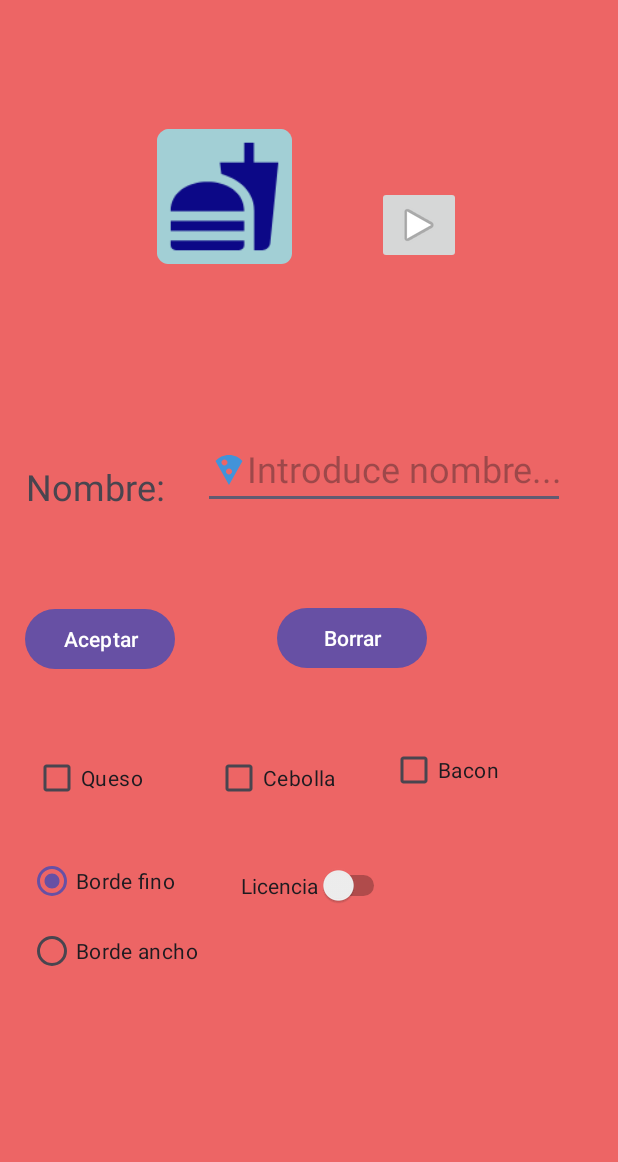
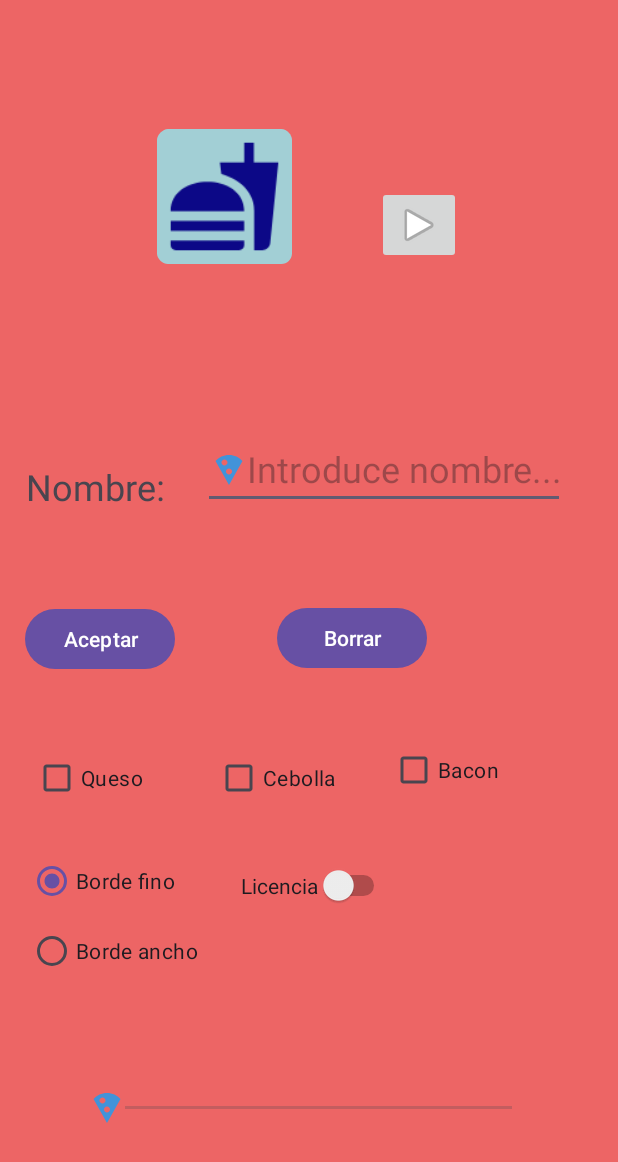
Before and after one commit to canosuper/24-25_CON_ALUMNOS, an Android app: the screen it shows after launch (MainActivity), on a phone screen of 412 x 824 dp. Shown: the top 1162 px of the screen. Run offline under Robolectric (Android 15) with nearby library versions, the phone set to English and light mode, and no system bars.

Commit message:
Proyecto Pizza funcionando, incluido SeekBar

```diff
--- a/BindingImagesSeekRbSwitch/app/src/main/java/modelo/PedidoPizzeria.kt
+++ b/BindingImagesSeekRbSwitch/app/src/main/java/modelo/PedidoPizzeria.kt
@@ -6,5 +6,6 @@ data class PedidoPizzeria(
     val bacon: Boolean,
     val cebolla: Boolean,
     val bordeFino: Boolean,
-    val bordeGordo: Boolean
+    val bordeGordo: Boolean,
+    val satisfaccion:Int
 )
--- a/BindingImagesSeekRbSwitch/app/src/main/res/layout/activity_main.xml
+++ b/BindingImagesSeekRbSwitch/app/src/main/res/layout/activity_main.xml
@@ -170,4 +170,18 @@
         app:layout_constraintTop_toTopOf="@+id/guideline2"
         app:layout_constraintVertical_bias="0.357" />
 
+    <SeekBar
+        android:id="@+id/sbSatisfaccion"
+        android:layout_width="302dp"
+        android:layout_height="21dp"
+        android:max="10"
+        android:progress="0"
+        android:progressTint="#29A22E"
+        android:thumb="@drawable/ic_pizza"
+        app:layout_constraintBottom_toBottomOf="parent"
+        app:layout_constraintEnd_toEndOf="parent"
+        app:layout_constraintStart_toStartOf="parent"
+        app:layout_constraintTop_toBottomOf="@+id/swLicencia"
+        app:layout_constraintVertical_bias="0.625" />
+
 </androidx.constraintlayout.widget.ConstraintLayout>
```
Also changed, not shown: BindingImagesSeekRbSwitch/app/src/main/java/com/example/bindingimagesseekrbswitch/MainActivity.kt (+21 -1 lines).
